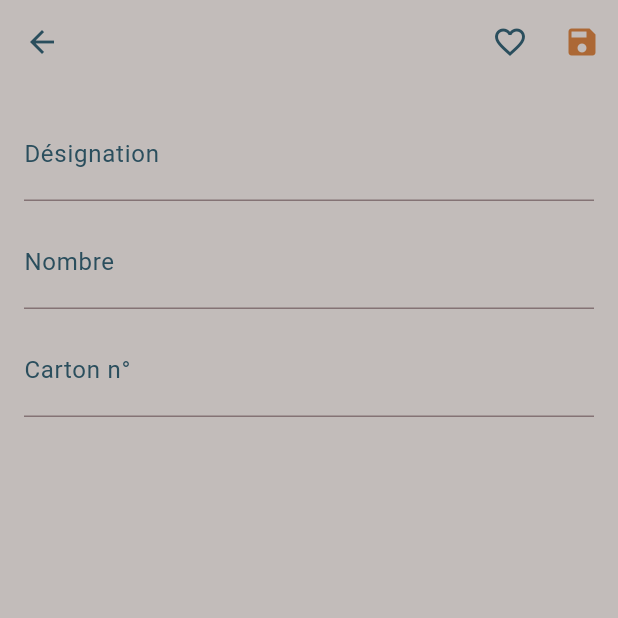
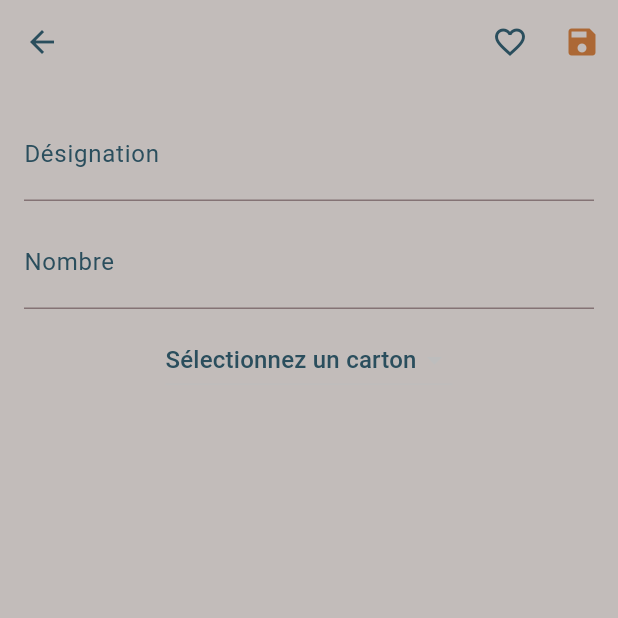
Before and after one commit to Hery34/my_storage_ally, a Flutter app: the ItemCreateView screen opened directly, on a phone screen of 412 x 824 dp, the top half of it. Run offline on Flutter 3.47's test engine with Material 3 defaults, Android fonts, the phone set to English and light mode, and no system bars; our stand-ins replace sqflite; missing offline and left inert: french_date_formatter; accounts and stored records are empty.

Commit message:
boxes_items_crud_ok

```diff
--- /dev/null
+++ b/build 2/last_build_run.json
@@ -0,0 +1 @@
+["--track-widget-creation"]
--- a/lib/screens/item_create_view.dart
+++ b/lib/screens/item_create_view.dart
@@ -1,7 +1,9 @@
 import 'package:flutter/material.dart';
 import 'package:my_storage_ally/constants/colors.dart';
 import 'package:my_storage_ally/database/app_database.dart';
+import 'package:my_storage_ally/database/box_database.dart';
 import 'package:my_storage_ally/database/item_database.dart';
+import 'package:my_storage_ally/models/box_model.dart';
 import 'package:my_storage_ally/models/item_model.dart';
 
 class ItemCreateView extends StatefulWidget {
@@ -14,19 +16,23 @@ class ItemCreateView extends StatefulWidget {
 
 class _ItemCreateViewState extends State<ItemCreateView> {
   final database = ItemDatabase(AppDatabase.instance);
+  final boxDatabase = BoxDatabase(AppDatabase.instance);
 
   TextEditingController itemNameController = TextEditingController();
   TextEditingController itemNumberController = TextEditingController();
-  TextEditingController boxController = TextEditingController();
 
   late ItemModel item;
   bool isLoading = false;
   bool isNewItem = false;
   bool isFavorite = false;
 
+  int? selectedBoxId;
+  List<BoxModel> boxes = [];
+
   @override
   void initState() {
     refreshItems();
+    fetchBoxes();
     super.initState();
   }
 
@@ -43,10 +49,15 @@ class _ItemCreateViewState extends State<ItemCreateView> {
         item = value!;
         itemNameController.text = item.itemName;
         itemNumberController.text = item.itemNumber.toString();
-        boxController.text = item.boxId.toString();
+        selectedBoxId = item.boxId;
         isFavorite = item.isFavorite;
       });
     });
+  }
+
+  Future<void> fetchBoxes() async {
+    boxes = await boxDatabase.readAllBoxes();
+    setState(() {});
   }
 
   ///Creates a new note if the isNewNote is true else it updates the existing note
@@ -57,7 +68,7 @@ class _ItemCreateViewState extends State<ItemCreateView> {
     final model = ItemModel(
       itemName: itemNameController.text,
       itemNumber: int.parse(itemNumberController.text),
-      boxId: int.parse(boxController.text),
+      boxId: selectedBoxId,
       isFavorite: isFavorite,
       createdTime: DateTime.now(),
     );
@@ -154,20 +165,26 @@ class _ItemCreateViewState extends State<ItemCreateView> {
                     ),
                   ),
                   const SizedBox(height: 10),
-                  TextField(
-                    controller: boxController,
-                    keyboardType: TextInputType.number,
-                    cursorColor: Colors.white,
-                    style: const TextStyle(
-                      color: purpleSa,
-                      fontSize: 20,
+                  DropdownButton<int>(
+                    value: selectedBoxId,
+                    hint: const Text(
+                      'Sélectionnez un carton',
+                      style: TextStyle(color: blueSa),
                     ),
-                    decoration: const InputDecoration(
-                      labelText: 'Carton n°',
-                      labelStyle: TextStyle(
-                        color: blueSa,
-                      ),
-                    ),
+                    items: boxes.map((box) {
+                      return DropdownMenuItem<int>(
+                        value: box.idBox,
+                        child: Text(
+                          box.boxNumber.toString(),
+                          style: const TextStyle(color: purpleSa),
+                        ),
+                      );
+                    }).toList(),
+                    onChanged: (value) {
+                      setState(() {
+                        selectedBoxId = value;
+                      });
+                    },
                   ),
                 ]),
         ),
```
Also changed, not shown: lib/screens/home_page.dart (+4 -4 lines), lib/screens/item_view.dart (+7 -8 lines), lib/utils/my_scaffold.dart (+4 -4 lines), lib/widgets/edit_item_dialog.dart (+33 -17 lines), 7 other files.
